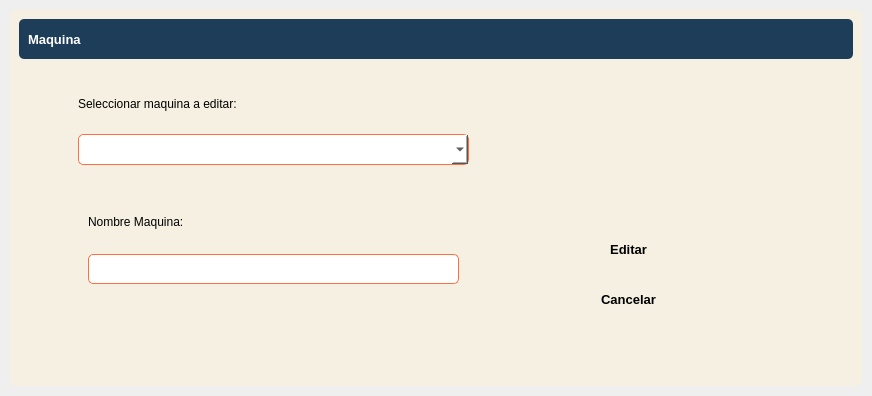
Old version of the form ui_files/edit_machine_window.ui in the repository AdrianDali/PyAdministracion.
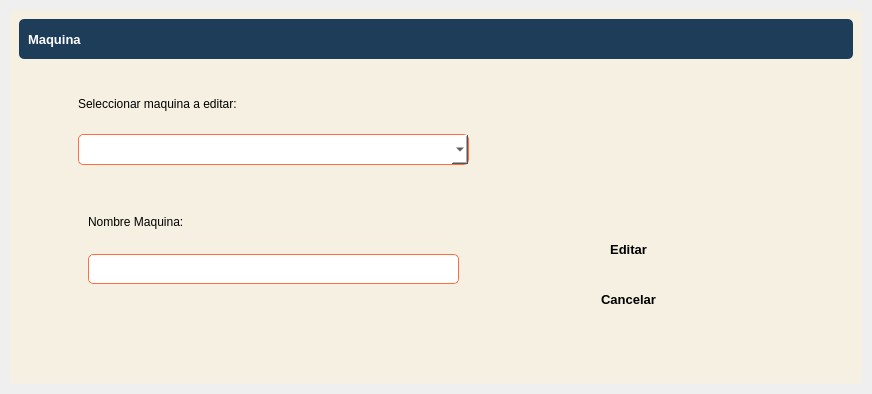
New version of the form. Icons and pictures are not drawn.

The edit to the form file:
```diff
--- a/ui_files/edit_machine_window.ui
+++ b/ui_files/edit_machine_window.ui
@@ -7,7 +7,7 @@
     <x>0</x>
     <y>0</y>
     <width>872</width>
-    <height>396</height>
+    <height>394</height>
    </rect>
   </property>
   <property name="windowTitle">
```
